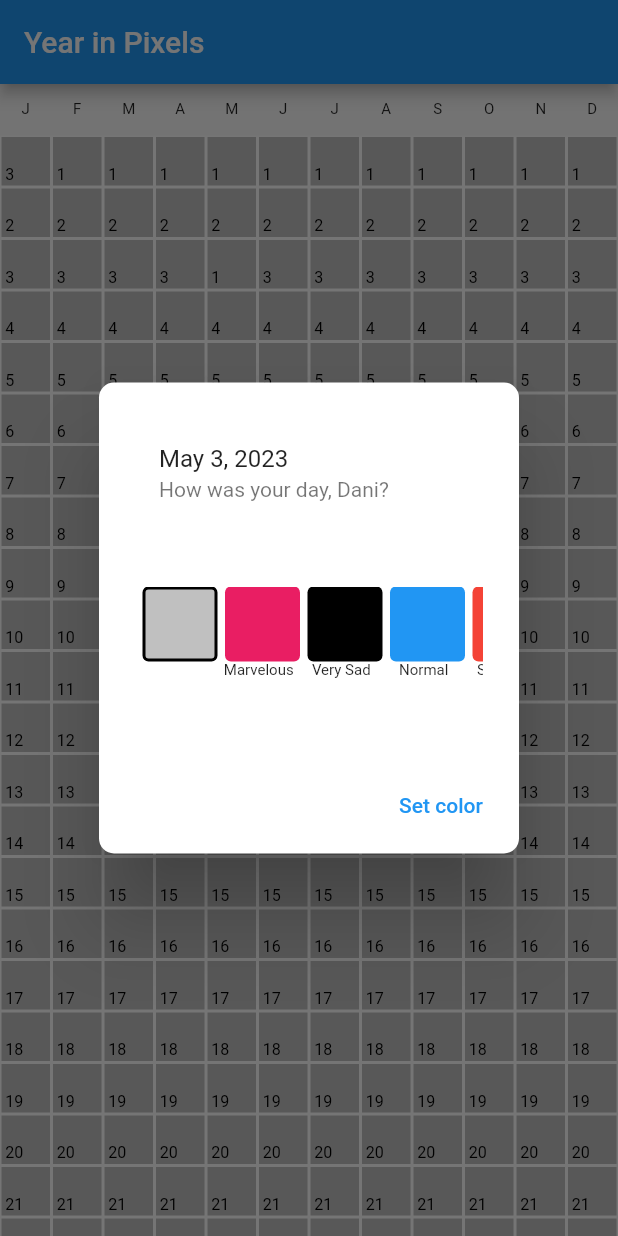
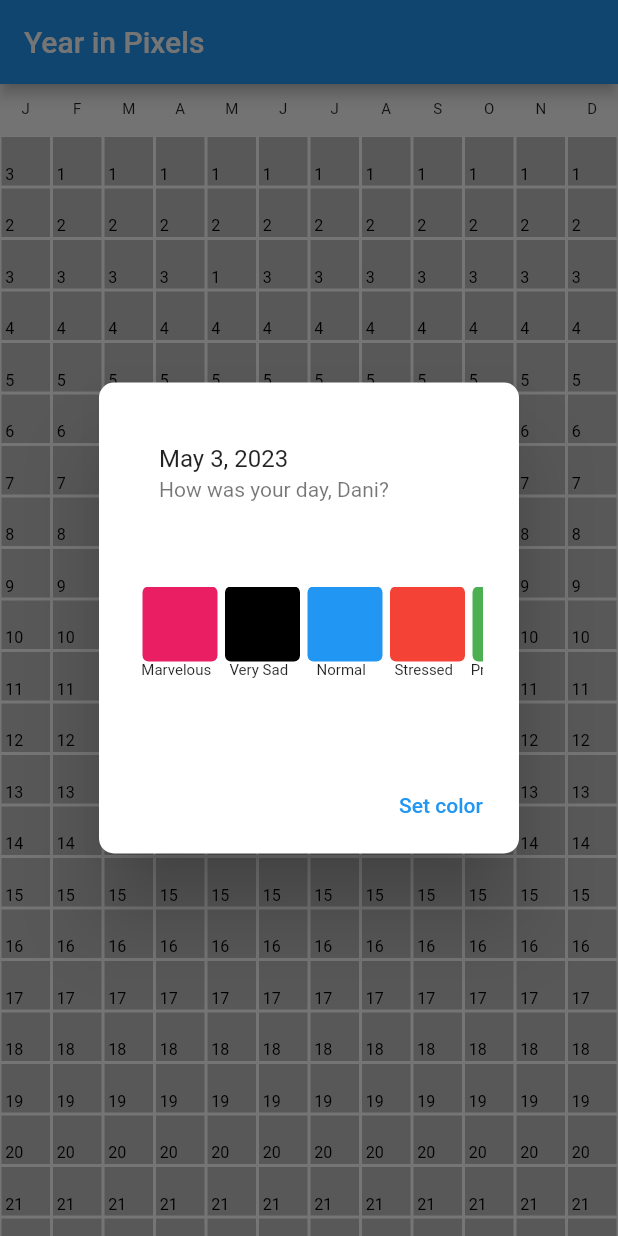
Before and after one commit to daniangelos/year-in-pixels, a Flutter app: the screen it shows after launch, after a tap on an icon or button, on a phone screen of 412 x 824 dp. Run offline on Flutter 3.47's test engine with Material 2 defaults, Android fonts, the phone set to English and light mode, and no system bars; our stand-ins replace sembast; missing offline and left inert: dart:ffi.

Commit message:
Pass day model to daybox widget

```diff
--- a/lib/controllers/gridController.dart
+++ b/lib/controllers/gridController.dart
@@ -22,12 +22,8 @@ class GridController extends ChangeNotifier {
     notifyListeners();
   }
 
-  FeelingModel getDayFeeling(int index) {
-    return days[index].feeling;
-  }
-
-  DayBoxDate getDayDate(int index) {
-    return days[index].date;
+  DayBoxModel getDayByID(int index) {
+    return days[index];
   }
 
   void setDayFeeling(int index, FeelingModel feeling) {
--- a/lib/models/feelingModel.dart
+++ b/lib/models/feelingModel.dart
@@ -28,7 +28,7 @@ class FeelingModel {
 
   static List<FeelingModel> getDefaultFeelings() {
     List<FeelingModel> feelings = [];
-    for (int i = 0; i < 7; i++) {
+    for (int i = 1; i < 7; i++) {
       feelings
           .add(FeelingModel(color: colors[i], description: descriptions[i]));
     }
--- a/lib/widgets/daybox.dart
+++ b/lib/widgets/daybox.dart
@@ -7,14 +7,12 @@ import 'package:year_in_pixels/models/feelingModel.dart';
 import 'package:year_in_pixels/widgets/modalUpdateDay.dart';
 
 class DayBoxState extends State<DayBox> {
-  Color _color;
-  DayBoxDate _date;
+  DayBoxModel _dayData;
 
   @override
   Widget build(BuildContext context) {
     GridController grid = Provider.of<GridController>(context);
-    _color = grid.getDayFeeling(widget.index).color;
-    _date = grid.getDayDate(widget.index);
+    _dayData = grid.getDayByID(widget.index);
 
     return Center(
         child: GestureDetector(
@@ -33,7 +31,7 @@ class DayBoxState extends State<DayBox> {
                 height: widget.boxsize,
                 child: DecoratedBox(
                   decoration: BoxDecoration(
-                    color: _color,
+                    color: _dayData.feeling.color,
                     border: Border.all(color: Colors.white, width: 1),
                   ),
                   child: Container(
@@ -43,10 +41,10 @@ class DayBoxState extends State<DayBox> {
                       child: Align(
                           alignment: Alignment.bottomLeft,
                           child: Text(
-                            _date.day.toString(),
+                            _dayData.date.day.toString(),
                             style: TextStyle(
                               fontSize: widget.boxsize / 3.2,
-                              color: getTextColor(_color),
+                              color: getTextColor(_dayData.feeling.color),
                             ),
                           ))),
                 ),
@@ -58,7 +56,7 @@ class DayBoxState extends State<DayBox> {
     return showDialog(
       context: context,
       builder: (BuildContext context) =>
-          ModalUpdateDay(currentColor: this._color, date: _date),
+          ModalUpdateDay(currentFeeling: _dayData.feeling, date: _dayData.date),
     );
   }
 }
--- a/lib/widgets/modalUpdateDay.dart
+++ b/lib/widgets/modalUpdateDay.dart
@@ -9,10 +9,10 @@ class ModalUpdateDayState extends State<ModalUpdateDay> {
   List<FeelingModel> _feelings;
   String _date;
   FeelingModel _selected;
-  Color _color;
+  FeelingModel _feeling;
 
-  ModalUpdateDayState(Color currentColor, DayBoxDate date) {
-    _color = currentColor;
+  ModalUpdateDayState(FeelingModel feeling, DayBoxDate date) {
+    _feeling = feeling;
     DateFormat formatter = DateFormat('MMM d, y');
     _date = formatter.format(DateTime(date.year, date.month, date.day));
   }
@@ -21,7 +21,7 @@ class ModalUpdateDayState extends State<ModalUpdateDay> {
     FeelingsController feelingsController =
         Provider.of<FeelingsController>(context);
     _feelings = feelingsController.feelingsCollection.feelings;
-    _selected = feelingsController.getFeelingByColor(_color);
+    _selected = _feeling;
 
     return AlertDialog(
       shape: RoundedRectangleBorder(
@@ -42,13 +42,13 @@ class ModalUpdateDayState extends State<ModalUpdateDay> {
               GestureDetector(
                 onTap: () {
                   setState(() {
-                    _color = _feelings[index].color;
+                    _feeling = _feelings[index];
                   });
                 },
                 child: Container(
                   decoration: BoxDecoration(
                     color: _feelings[index].color,
-                    border: _color.value == _feelings[index].color.value
+                    border: _feeling == _feelings[index]
                         ? Border.all(width: 2, color: Colors.black)
                         : null,
                     borderRadius: BorderRadius.all(Radius.circular(4.0)),
@@ -82,12 +82,12 @@ class ModalUpdateDayState extends State<ModalUpdateDay> {
 }
 
 class ModalUpdateDay extends StatefulWidget {
-  final Color currentColor;
+  final FeelingModel currentFeeling;
   final DayBoxDate date;
 
-  ModalUpdateDay({Key key, this.currentColor, this.date}) : super(key: key);
+  ModalUpdateDay({Key key, this.currentFeeling, this.date}) : super(key: key);
 
   @override
   ModalUpdateDayState createState() =>
-      ModalUpdateDayState(this.currentColor, this.date);
+      ModalUpdateDayState(this.currentFeeling, this.date);
 }
```
